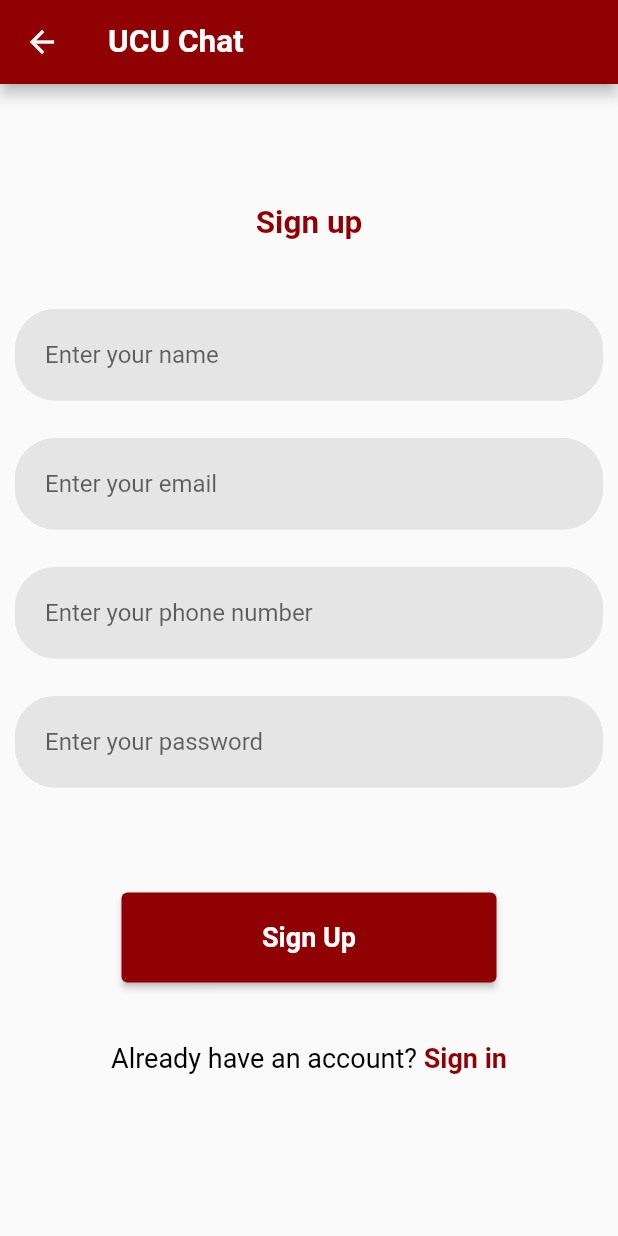
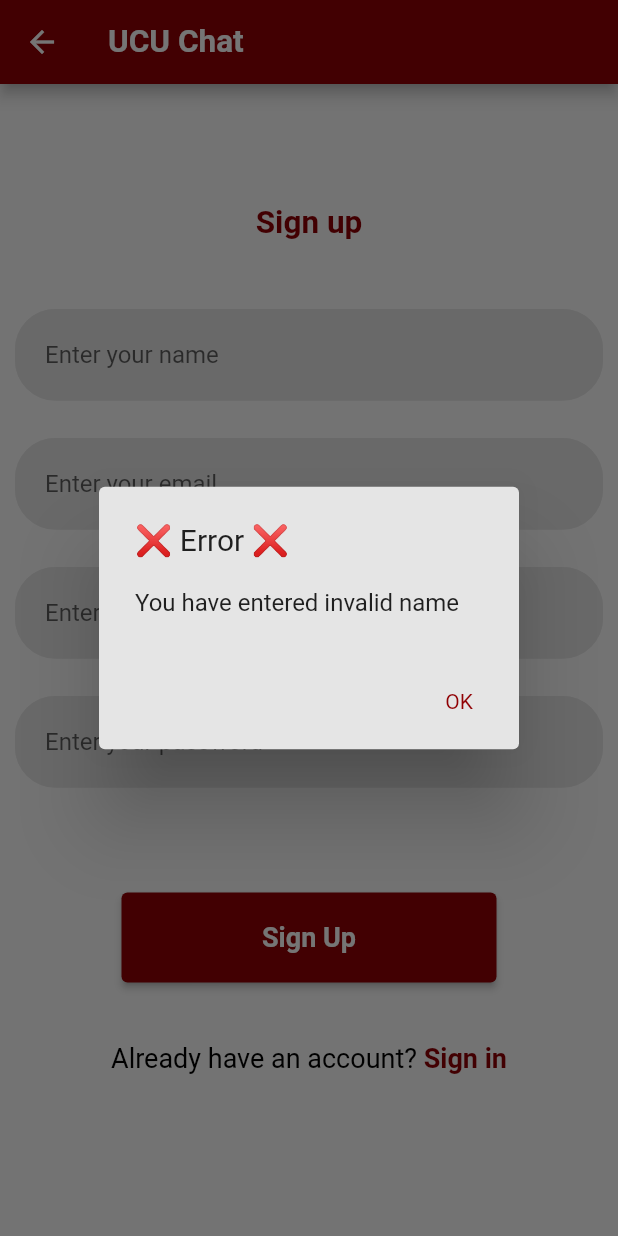
Before and after one commit to Voravomas/ucu_chat, a Flutter app: the SignUp screen opened by its route, after a tap on "Sign Up", on a phone screen of 412 x 824 dp. Run offline on Flutter 3.47's test engine with Material 2 defaults, Android fonts, the phone set to English and light mode, and no system bars; our stand-ins replace cloud_firestore, firebase_auth, firebase_core; accounts and stored records are empty.

Commit message:
Error validation during signup and sign in. Error popups

```diff
--- a/lib/screens/signup.dart
+++ b/lib/screens/signup.dart
@@ -4,6 +4,7 @@ import 'package:ucuchat/net/flutterfire.dart';
 import 'package:ucuchat/utils.dart';
 import 'package:ucuchat/screens/signin.dart';
 import 'package:ucuchat/constants.dart';
+import 'package:ucuchat/validation.dart';
 
 Container getTopText(text) {
   return Container(
@@ -59,6 +60,36 @@ class RegisterPassField extends StatefulWidget {
   RegisterPassFieldState createState() => RegisterPassFieldState();
 }
 
+Future<bool> validateAndRegister(context, name, email, phone, password) async {
+  if (validateName(name.text) == false) {
+    showAlertDialog(context, "You have entered invalid name");
+    name.clear();
+    return false;
+  }
+  if (validateEmail(email.text) == false) {
+    showAlertDialog(context, "You have entered invalid email");
+    email.clear();
+    return false;
+  }
+  if (validatePhone(phone.text) == false) {
+    showAlertDialog(context, "You have entered invalid phone");
+    phone.clear();
+    return false;
+  }
+  if (validatePassword(password.text) == false) {
+    showAlertDialog(context, "You have entered invalid password");
+    password.clear();
+    return false;
+  }
+  Map<String, String> resFromApi =
+      await register(name.text, email.text, phone.text, password.text);
+  if (resFromApi["ok"] == "false") {
+    showAlertDialog(context, resFromApi["msg"]);
+    return false;
+  }
+  return true;
+}
+
 class RegisterPassFieldState extends State<RegisterPassField> {
   TextEditingController _registerEmailController = TextEditingController();
   TextEditingController _registerPasswordController = TextEditingController();
@@ -78,8 +109,8 @@ class RegisterPassFieldState extends State<RegisterPassField> {
                 "Enter your email", _registerEmailController, false),
             padding: EdgeInsets.only(top: 25.0, left: 10.0, right: 10.0)),
         Padding(
-            child: getInputPage(
-                "Enter your phone number", _registerPhoneController, false),
+            child: getInputPage("Enter your phone number (+380)",
+                _registerPhoneController, false),
             padding: EdgeInsets.only(top: 25.0, left: 10.0, right: 10.0)),
         Padding(
             child: getInputPage(
@@ -93,11 +124,12 @@ class RegisterPassFieldState extends State<RegisterPassField> {
                     child:
                         Text('Sign Up', style: AppTextStyles.robotoWhite18Bold),
                     onPressed: () async {
-                      bool shouldNavigate = await register(
-                          _registerNameController.text,
-                          _registerEmailController.text,
-                          _registerPhoneController.text,
-                          _registerPasswordController.text);
+                      bool shouldNavigate = await validateAndRegister(
+                          context,
+                          _registerNameController,
+                          _registerEmailController,
+                          _registerPhoneController,
+                          _registerPasswordController);
                       if (shouldNavigate) {
                         Navigator.pushNamedAndRemoveUntil(
                             context, '/home', (route) => false);
--- a/lib/utils.dart
+++ b/lib/utils.dart
@@ -119,3 +119,34 @@ ConstrainedBox getGreybutton(context, text, url) {
             primary: greyColor,
           )));
 }
+
+showAlertDialog(BuildContext context, message) {
+  // set up the button
+  Widget okButton = TextButton(
+    child: Text(
+      "OK",
+      style: TextStyle(color: primaryColor),
+    ),
+    onPressed: () {
+      Navigator.of(context).pop();
+    },
+  );
+
+  // set up the AlertDialog
+  AlertDialog alert = AlertDialog(
+    title: Text("❌ Error ❌"),
+    backgroundColor: greyColor,
+    content: Text(message),
+    actions: [
+      okButton,
+    ],
+  );
+
+  // show the dialog
+  showDialog(
+    context: context,
+    builder: (BuildContext context) {
+      return alert;
+    },
+  );
+}
--- /dev/null
+++ b/lib/validation.dart
@@ -0,0 +1,49 @@
+// TODO: Change regex, so it will be the same as in google
+// example
+// here ok: aaaa@aaaa
+// google bad: aaaa@aaaa
+RegExp emailRegex = RegExp(
+    r"^[a-zA-Z0-9.!#$%&'*+/=?^_`{|}~-]+@[a-zA-Z0-9](?:[a-zA-Z0-9-]{0,253}[a-zA-Z0-9])?(?:\.[a-zA-Z0-9](?:[a-zA-Z0-9-]{0,253}[a-zA-Z0-9])?)*$");
+
+bool validateEmail(String emailOrig) {
+  String email = emailOrig.trim();
+  // valid email regexp
+  return emailRegex.hasMatch(email);
+}
+
+bool validatePhone(String phoneOrig) {
+  String phone = phoneOrig.trim();
+  // invalid phone length (UKR) only
+  if (phone.length != 13) {
+    return false;
+  }
+  // has to start from +380
+  if (phone.startsWith("+380") == false) {
+    return false;
+  }
+  // casts to int. Plus sign (+) casts
+  if (int.tryParse(phone) == null) {
+    return false;
+  }
+  return true;
+}
+
+bool validateName(String nameOrig) {
+  // get rid of spaces
+  String name = nameOrig.trim();
+  // invalid name length
+  if ((name.length < 2) || (name.length) > 256) {
+    return false;
+  }
+  // name must be letter or space only
+  return RegExp(r"[^a-z ]", caseSensitive: false).hasMatch(name) == false;
+}
+
+bool validatePassword(String passwordOrig) {
+  String password = passwordOrig.trim();
+  // invalid password length
+  if ((password.length < 8) || (password.length > 256)) {
+    return false;
+  }
+  return true;
+}
```
Also changed, not shown: lib/net/flutterfire.dart (+7 -7 lines), lib/screens/signin.dart (+25 -2 lines).
